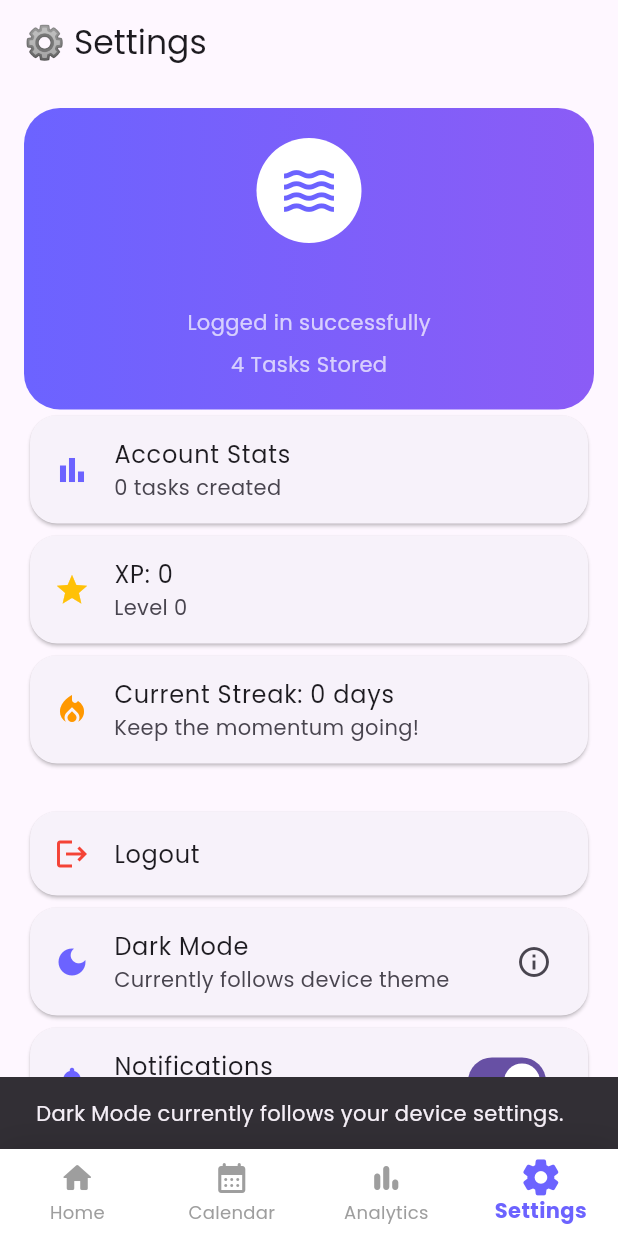
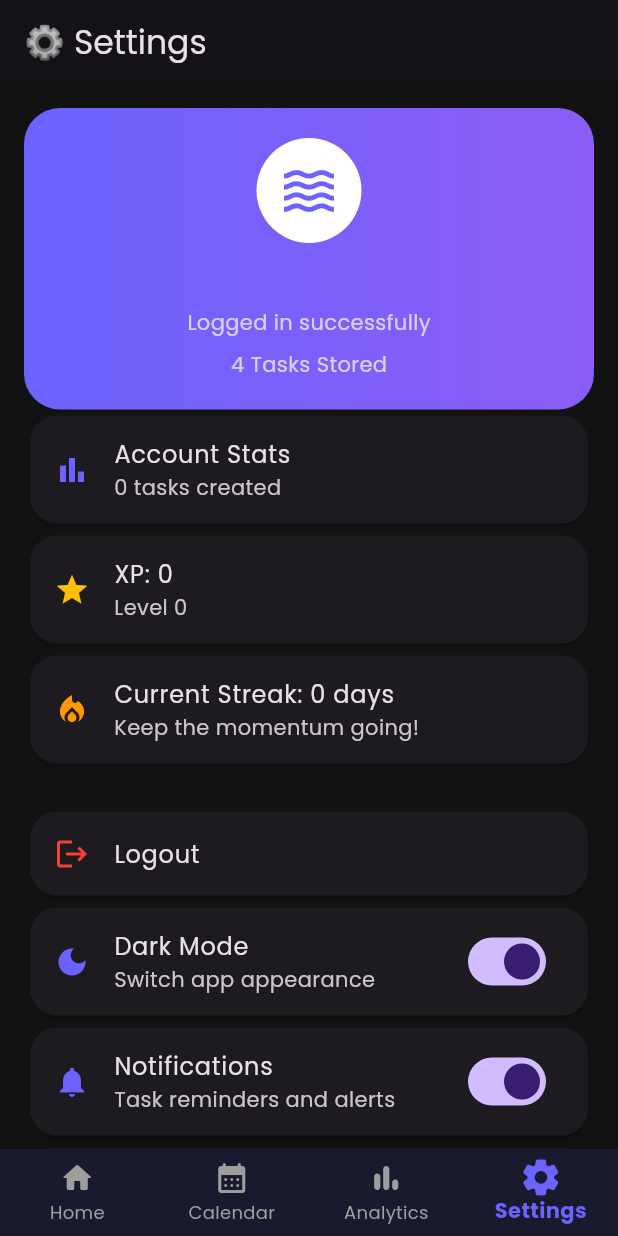
Before and after one commit to arssuru25-lang/tide-pro, a Flutter app: the screen it shows once a user with an empty profile is signed in, item 4 of the bottom bar chosen, after a tap on "Dark Mode", on a phone screen of 412 x 824 dp. Run offline on Flutter 3.47's test engine with Material 3 defaults, Android fonts, the phone set to English and light mode, and no system bars; our stand-ins replace animated_text_kit, cloud_firestore, firebase_auth, firebase_core, google_fonts, shared_preferences and 1 more; accounts and stored records are empty.

Commit message:
dark mode all screens complete

```diff
--- a/lib/main.dart
+++ b/lib/main.dart
@@ -1,9 +1,11 @@
 import 'package:flutter/material.dart';
 import 'package:firebase_core/firebase_core.dart';
 import 'package:google_fonts/google_fonts.dart';
+import 'package:provider/provider.dart';
 
 import 'firebase_options.dart';
 import 'theme/tide_colors.dart';
+import 'theme/theme_provider.dart';
 import 'screens/welcome_screen.dart';
 
 void main() async {
@@ -13,7 +15,12 @@ void main() async {
     options: DefaultFirebaseOptions.currentPlatform,
   );
 
-  runApp(const TideApp());
+  runApp(
+    ChangeNotifierProvider(
+      create: (_) => ThemeProvider(),
+      child: const TideApp(),
+    ),
+  );
 }
 
 class TideApp extends StatelessWidget {
@@ -21,21 +28,32 @@ class TideApp extends StatelessWidget {
 
   @override
   Widget build(BuildContext context) {
+    return Consumer<ThemeProvider>(
+      builder: (context, themeProvider, child) {
         return MaterialApp(
           debugShowCheckedModeBanner: false,
 
           theme: ThemeData(
+            brightness: Brightness.light,
             textTheme: GoogleFonts.poppinsTextTheme(),
           ),
 
           darkTheme: ThemeData(
             brightness: Brightness.dark,
-        scaffoldBackgroundColor: TideColors.darkSurface,
+            scaffoldBackgroundColor:
+                TideColors.darkSurface,
+            textTheme: GoogleFonts.poppinsTextTheme(
+              ThemeData.dark().textTheme,
+            ),
           ),
 
-      themeMode: ThemeMode.system,
+          themeMode: themeProvider.isDark
+              ? ThemeMode.dark
+              : ThemeMode.light,
 
           home: const WelcomeScreen(),
         );
+      },
+    );
   }
 }
--- a/lib/screens/home_screen.dart
+++ b/lib/screens/home_screen.dart
@@ -1,5 +1,7 @@
 import 'package:flutter/material.dart';
 import '../models/task.dart';
+import 'package:provider/provider.dart';
+import '../theme/theme_provider.dart';
 import '../theme/tide_colors.dart';
 import '../widgets/task_card.dart';
 import '../widgets/add_task_sheet.dart';
@@ -26,7 +28,7 @@ class _HomeScreenState extends State<HomeScreen> {
 
   }
 
-  bool isDark = false;
+
   String selectedFilter = 'All';
   String selectedCategory = 'All';
   String searchQuery = '';
@@ -145,7 +147,11 @@ class _HomeScreenState extends State<HomeScreen> {
     showModalBottomSheet(
       context: context,
       isScrollControlled: true,
-      backgroundColor: isDark ? TideColors.darkCard : TideColors.lightCard,
+     backgroundColor:
+    Theme.of(context).brightness ==
+            Brightness.dark
+        ? TideColors.darkCard
+        : TideColors.lightCard,
       shape: const RoundedRectangleBorder(
         borderRadius: BorderRadius.vertical(
           top: Radius.circular(16),
@@ -302,7 +308,9 @@ class _HomeScreenState extends State<HomeScreen> {
   @override
   Widget build(BuildContext context) {
 
-
+   final isDark =
+    Theme.of(context).brightness ==
+    Brightness.dark;
     return Scaffold(
       backgroundColor:
           isDark ? const Color(0xFF121212) : TideColors.lightSurface,
@@ -310,15 +318,16 @@ class _HomeScreenState extends State<HomeScreen> {
         title: const Text('Tide Pro 2.0'),
         actions: [
           IconButton(
-            icon: Icon(
-              isDark ? Icons.light_mode : Icons.dark_mode,
-            ),
-            onPressed: () {
-              setState(() {
-                isDark = !isDark;
-              });
-            },
-          ),
+  icon: Icon(
+    context.watch<ThemeProvider>().isDark
+        ? Icons.light_mode
+        : Icons.dark_mode,
+    color: Colors.white,
+  ),
+  onPressed: () {
+    context.read<ThemeProvider>().toggleTheme();
+  },
+),
         ],
       ),
       body: SafeArea(
--- a/lib/screens/settings_screen.dart
+++ b/lib/screens/settings_screen.dart
@@ -1,5 +1,7 @@
 import 'package:flutter/material.dart';
 import '../models/task.dart';
+import 'package:provider/provider.dart';
+import '../theme/theme_provider.dart';
 import '../services/auth_service.dart';
 import 'package:cloud_firestore/cloud_firestore.dart';
 import '../services/user_stats_service.dart';
@@ -192,26 +194,25 @@ Card(
   shape: RoundedRectangleBorder(
     borderRadius: BorderRadius.circular(18),
   ),
-  child: ListTile(
-    leading: const Icon(
+  child: SwitchListTile(
+    secondary: const Icon(
       Icons.dark_mode,
       color: Color(0xFF6C63FF),
     ),
-    title: const Text('Dark Mode'),
+    title: const Text(
+      'Dark Mode',
+    ),
     subtitle: const Text(
-      'Currently follows device theme',
+      'Switch app appearance',
     ),
-    trailing: const Icon(
-      Icons.info_outline,
-    ),
-    onTap: () {
-      ScaffoldMessenger.of(context).showSnackBar(
-        const SnackBar(
-          content: Text(
-            'Dark Mode currently follows your device settings.',
-          ),
-        ),
-      );
+
+    value:
+        context.watch<ThemeProvider>().isDark,
+
+    onChanged: (value) {
+      context
+          .read<ThemeProvider>()
+          .toggleTheme();
     },
   ),
 ),
--- a/pubspec.yaml
+++ b/pubspec.yaml
@@ -13,7 +13,7 @@ dependencies:
 
   firebase_core: ^3.15.1
   cloud_firestore: ^5.6.11
-
+  provider: ^6.1.2
   animated_text_kit: ^4.2.2
   shared_preferences: ^2.2.2
   table_calendar: ^3.1.2
```
Also changed, not shown: pubspec.lock, 1 other file. Lines whose indentation alone changed are shown as unchanged.
